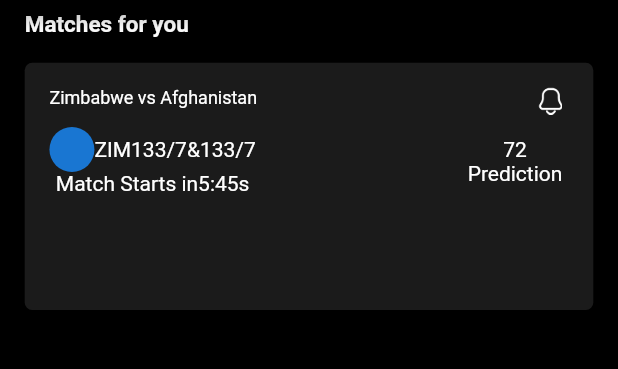
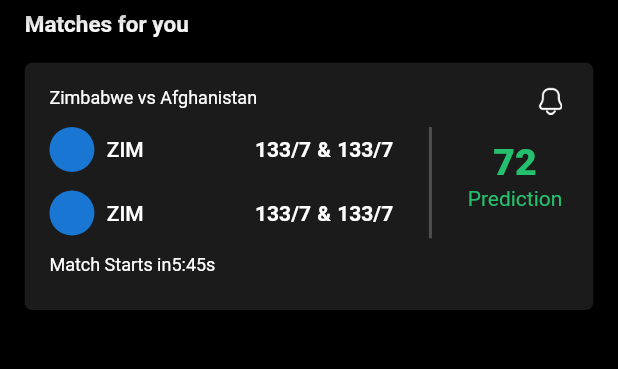
Before and after one commit to Jainish22/FanTips, a Flutter app: the screen it shows after launch, on a phone screen of 412 x 824 dp, the part 49-418 px from its top. Run offline on Flutter 3.47's test engine with Material 2 defaults, Android fonts, the phone set to English and light mode, and no system bars; our stand-ins replace get, sizer.

Commit message:
icon change 1

```diff
--- a/lib/Util/AppColor.dart
+++ b/lib/Util/AppColor.dart
@@ -4,4 +4,6 @@ class AppColor{
   static const light= Color(0xFF1B1B1B);
   static const white= Color(0xFFFFFFFF);
   static const dBlack = Color(0xf4E4E4E72);
+  static const green = Color(0xFF25C06D);
+  static const DividerColor = Color(0xFF4E4E4E);
 }
--- a/lib/Widgets/MyContainer.dart
+++ b/lib/Widgets/MyContainer.dart
@@ -17,7 +17,7 @@ class MyContainer1 extends StatelessWidget {
         decoration: BoxDecoration(
             color: AppColor.light, borderRadius: BorderRadius.circular(5)),
         child: Padding(
-          padding: EdgeInsets.only(top: 2.h,left: 4.w,right: 5.w),
+          padding: EdgeInsets.only(top: 2.h, left: 4.w, right: 5.w),
           child: Column(
             children: [
               Row(
@@ -26,49 +26,108 @@ class MyContainer1 extends StatelessWidget {
                 children: [
                   const Text(
                     "Zimbabwe vs Afghanistan",
-                    style: TextStyle(fontSize: 12,),),
-                  Image.asset(AppIcon.notification,height: 2.2.h)
+                    style: TextStyle(
+                      fontSize: 12,
+                    ),
+                  ),
+                  Image.asset(AppIcon.notification, height: 2.2.h)
                 ],
               ),
-              SizedBox(height: 1.h,),
+              SizedBox(
+                height: 1.h,
+              ),
               Row(
+                crossAxisAlignment: CrossAxisAlignment.start,
                 mainAxisAlignment: MainAxisAlignment.spaceBetween,
                 children: [
                   Column(
-                    mainAxisAlignment: MainAxisAlignment.spaceBetween,
+                    crossAxisAlignment: CrossAxisAlignment.start,
                     children: [
                       Row(
-                        mainAxisAlignment: MainAxisAlignment.spaceBetween,
-                        children:  const [
-                          CircleAvatar(
+                        // mainAxisAlignment: MainAxisAlignment.spaceBetween,
+                        children: [
+                          const CircleAvatar(
                             radius: 15,
                           ),
-                          Text("ZIM"),
-                          Text("133/7"),
-                          Text("&"),
-                          Text("133/7"),
+                          SizedBox(
+                            width: 2.w,
+                          ),
+                          const Text(
+                            "ZIM",
+                            style: TextStyle(fontWeight: FontWeight.w500),
+                          ),
+                          SizedBox(
+                            width: 18.w,
+                          ),
+                          Text("133/7",  style: const TextStyle(fontWeight: FontWeight.w700),),
+                          SizedBox(
+                            width: 1.w,
+                          ),
+                          Text("&",  style: TextStyle(fontWeight: FontWeight.w700),),
+                          SizedBox(
+                            width: 1.w,
+                          ),
+                          Text("133/7",  style: TextStyle(fontWeight: FontWeight.w700),),
                         ],
                       ),
-                      // Row(
-                      //   mainAxisAlignment: MainAxisAlignment.spaceBetween,
-                      //   children:  const [
-                      //     CircleAvatar(
-                      //       radius: 15,
-                      //     ),
-                      //     Text("ZIM"),
-                      //     Text("133/7"),
-                      //     Text("&"),
-                      //     Text("133/7"),
-                      //   ],
-                      // ),
-                      const Text(AppString.matchTime+'5:45s')
+                      SizedBox(
+                        height: 1.5.h,
+                      ),
+                      Row(
+                        // mainAxisAlignment: MainAxisAlignment.spaceBetween,
+                        children: [
+                          const CircleAvatar(
+                            radius: 15,
+                          ),
+                          SizedBox(
+                            width: 2.w,
+                          ),
+                          const Text(
+                            "ZIM",
+                            style: TextStyle(fontWeight: FontWeight.w500),
+                          ),
+                          SizedBox(
+                            width: 18.w,
+                          ),
+                          Text("133/7",  style: TextStyle(fontWeight: FontWeight.w700),),
+                          SizedBox(
+                            width: 1.w,
+                          ),
+                          Text("&",  style: TextStyle(fontWeight: FontWeight.w700),),
+                          SizedBox(
+                            width: 1.w,
+                          ),
+                          Text("133/7",  style: TextStyle(fontWeight: FontWeight.w700),),
+                        ],
+                      ),
+                      SizedBox(
+                        height: 1.5.h,
+                      ),
+                      const Text(
+                        AppString.matchTime + '5:45s',
+                        style: TextStyle(fontSize: 12),
+                      )
                     ],
                   ),
-                  const Divider(color: AppColor.white),
+                  SizedBox(
+                    height: 9.h,
+                    child: const VerticalDivider(
+                        color: AppColor.DividerColor, thickness: 2),
+                  ),
                   Column(
                     children: const [
-                      Text('72'),
-                      Text('Prediction')
+                      Text(
+                        '72',
+                        style: TextStyle(
+                            height: 1.6,
+                            fontSize: 25,
+                            fontWeight: FontWeight.w900,
+                            color: AppColor.green),
+                      ),
+                      Text('Prediction',
+                          style: TextStyle(
+                              fontWeight: FontWeight.w400,
+                              color: AppColor.green))
                     ],
                   )
                 ],
```
